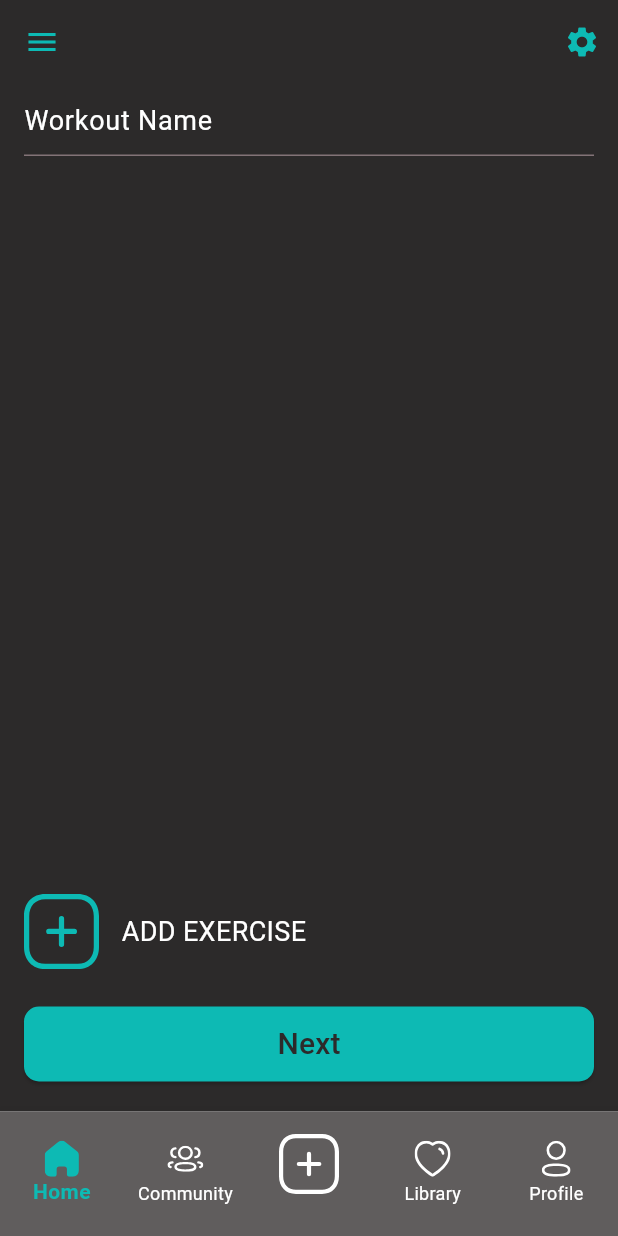
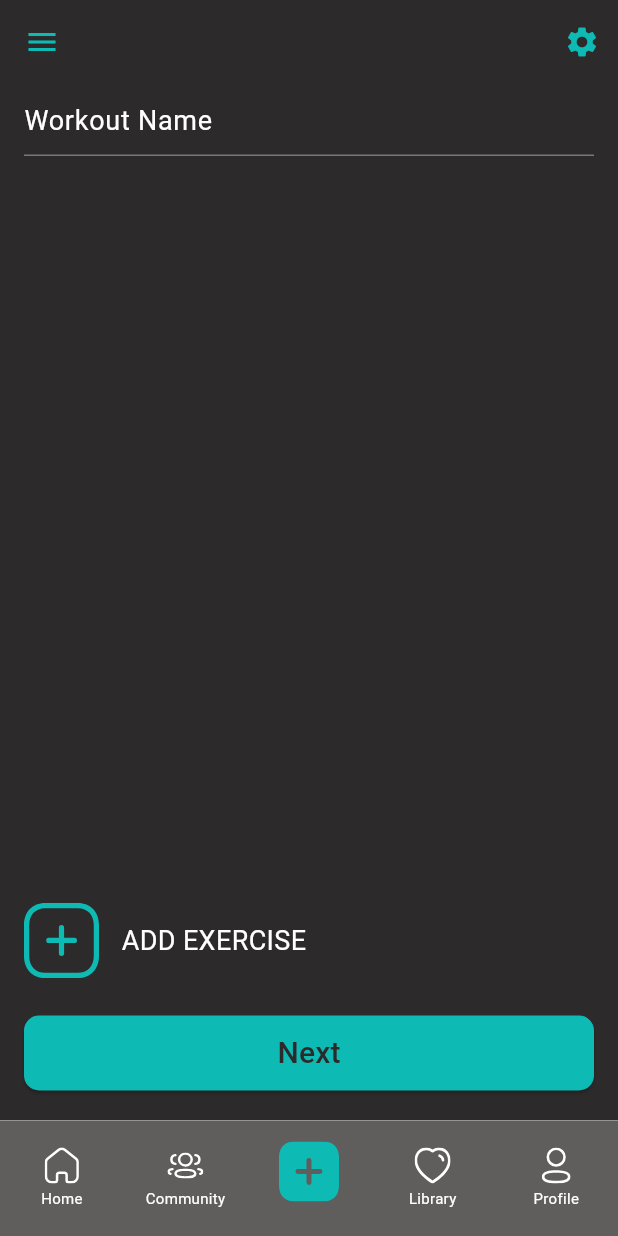
Before and after one commit to NoorSbeih/fit_scoop, a Flutter app: the HomePage screen opened directly, item 3 of the bottom bar chosen, on a phone screen of 412 x 824 dp. Run offline on Flutter 3.47's test engine with Material 3 defaults, Android fonts, the phone set to English and light mode, and no system bars; our stand-ins replace cloud_firestore, firebase_auth, firebase_core, firebase_storage, flutter_holo_date_picker, flutter_rating_bar and 6 more; missing offline and left inert: input_slider, rating_summary; accounts and stored records are empty; Roboto replaces fonts that are missing (Montserrat).

Commit message:
fixed bottom navbar

```diff
--- a/lib/Views/Screens/main_page_screen.dart
+++ b/lib/Views/Screens/main_page_screen.dart
@@ -19,7 +19,7 @@ class HomePage extends StatefulWidget {
 class _HomePageState extends State<HomePage> {
   int selectedPage = 0;
 
-  final List <Widget> _pageOptions = [
+  final List<Widget> _pageOptions = [
     WorkoutPage(),
     CommunityPage(),
     createWorkout1(),
@@ -27,17 +27,16 @@ class _HomePageState extends State<HomePage> {
     ProfilePage(),
   ];
 
-
   @override
   Widget build(BuildContext context) {
-
     return Scaffold(
       backgroundColor: Colors.white,
       body: _pageOptions[selectedPage],
-
-      bottomNavigationBar: SizedBox(
-        height: 83,
+      bottomNavigationBar: ClipRect(
+        child: PreferredSize(
+          preferredSize: const Size.fromHeight(60), // Adjust the height as needed
           child: BottomNavigationBar(
+            currentIndex: selectedPage,
             onTap: (int index) {
               setState(() {
                 print("Selected page: $index");
@@ -53,12 +52,11 @@ class _HomePageState extends State<HomePage> {
                   height: 24, // Adjust the height as needed
                   color: Colors.white,
                 ),
-
                 activeIcon: SvgPicture.asset(
                   'images/home_clicked.svg',
                   width: 24, // Adjust the width as needed
                   height: 24, // Adjust the height as needed
-                color: const Color(0xFF0dbab4)
+                  color: const Color(0xFF0dbab4),
                 ),
               ),
               BottomNavigationBarItem(
@@ -67,55 +65,53 @@ class _HomePageState extends State<HomePage> {
                   'images/community_unclicked.svg',
                   width: 24,
                   height: 24,
-                color: Colors.white
+                  color: Colors.white,
                 ),
                 activeIcon: SvgPicture.asset(
                   'images/community_clicked.svg',
                   width: 24, // Adjust the width as needed
                   height: 24, // Adjust the height as needed
-               color: Color(0xFF0dbab4)
+                  color: const Color(0xFF0dbab4),
                 ),
               ),
               BottomNavigationBarItem(
-            label: "",
-
+                label: " ", // Space instead of an empty string
                 icon: Padding(
-              padding: EdgeInsets.only(top: 8.0), // Adjust the top padding as needed
+                  padding: const EdgeInsets.only(top: 8.0), // Adjust the top padding as needed
                   child: Center(
                     child: SvgPicture.asset(
                       'images/plus_unclicked.svg',
-                  width: 40,
-                  height: 40,
+                      width: 35,
+                      height: 35,
                       color: Colors.white,
                     ),
                   ),
                 ),
                 activeIcon: Padding(
-              padding: EdgeInsets.only(top: 8.0), // Adjust the top padding as needed
+                  padding: const EdgeInsets.only(top: 8.0), // Adjust the top padding as needed
                   child: Center(
                     child: SvgPicture.asset(
                       'images/plus_clicked.svg',
                       width: 40,
                       height: 40,
-                  color: Colors.white,
+                      color: const Color(0xFF0dbab4),
                     ),
                   ),
                 ),
               ),
-
               BottomNavigationBarItem(
                 label: "Library",
                 icon: SvgPicture.asset(
                   'images/heart_unclicked.svg',
                   width: 24,
                   height: 24,
-                color: Colors.white
+                  color: Colors.white,
                 ),
                 activeIcon: SvgPicture.asset(
                   'images/heart_clicked.svg',
                   width: 24, // Adjust the width as needed
                   height: 24, // Adjust the height as needed
-                color: Color(0xFF0dbab4),
+                  color: const Color(0xFF0dbab4),
                 ),
               ),
               BottomNavigationBarItem(
@@ -124,26 +120,26 @@ class _HomePageState extends State<HomePage> {
                   'images/profile_unclicked.svg',
                   width: 24, // Adjust the width as needed
                   height: 24, // Adjust the height as needed
-                color: Colors.white
+                  color: Colors.white,
                 ),
                 activeIcon: SvgPicture.asset(
                   'images/profile_clicked.svg',
                   width: 24, // Adjust the width as needed
                   height: 24,
-              color: Color(0xFF0dbab4)
-
+                  color: const Color(0xFF0dbab4),
                 ),
               ),
             ],
-
-
             type: BottomNavigationBarType.fixed,
-        backgroundColor: Color(0xFF605D5D),
+            backgroundColor: const Color(0xFF605D5D),
             unselectedItemColor: Colors.white,
-        selectedItemColor: Color(0xFF0dbab4),
-        selectedLabelStyle: TextStyle(fontWeight: FontWeight.bold),
-      )
-      )
+            selectedItemColor: const Color(0xFF0dbab4),
+            selectedLabelStyle: const TextStyle(fontWeight: FontWeight.bold, fontSize: 12),
+            unselectedLabelStyle: const TextStyle(fontSize: 10),
+            iconSize: 24, // Adjust the icon size as needed
+          ),
+        ),
+      ),
     );
   }
 }
```
Lines whose indentation alone changed are shown as unchanged.
